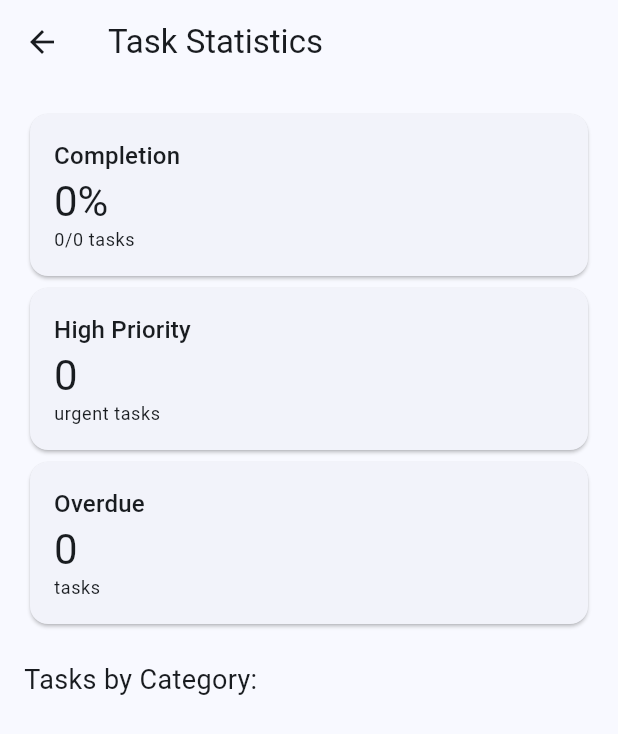
After one commit to pradeep-1200/Trackify, a Flutter app: the screen it shows after launch, after a tap on the "analytics" icon, on a phone screen of 412 x 824 dp. The commit adds this screen. Shown: the top 734 px of the screen. Run offline on Flutter 3.47's test engine with Material 3 defaults, Android fonts, the phone set to English and light mode, and no system bars.

Commit message:
feat: add due dates, task statistics screen with navigation, and proper dark theme support

```diff
--- a/lib/main.dart
+++ b/lib/main.dart
@@ -2,6 +2,7 @@ import 'package:flutter/material.dart';
 import 'models/task.dart';
 import 'widgets/filter_dialog.dart';
 import 'screens/pomodoro_screen.dart';
+import 'screens/stats_screen.dart';
 
 void main() => runApp(const TrackifyApp());
 
@@ -23,16 +24,15 @@ class _TrackifyAppState extends State<TrackifyApp> {
   Widget build(BuildContext context) {
     return MaterialApp(
       title: 'Trackify',
-      theme: _isDarkMode
-          ? ThemeData.dark().copyWith(useMaterial3: true)
-          : ThemeData.light().copyWith(
+      themeMode: _isDarkMode ? ThemeMode.dark : ThemeMode.light,
+      theme: ThemeData(
         useMaterial3: true,
         colorScheme: ColorScheme.fromSeed(
           seedColor: Colors.blue,
           brightness: Brightness.light,
         ),
       ),
-      darkTheme: ThemeData.dark().copyWith(
+      darkTheme: ThemeData(
         useMaterial3: true,
         colorScheme: ColorScheme.fromSeed(
           seedColor: Colors.blue,
@@ -68,6 +68,24 @@ class _TaskListScreenState extends State<TaskListScreen> {
   String _selectedPriority = 'Medium';
   String? _filterCategory;
   String? _filterPriority;
+  DateTime? _selectedDueDate;
+
+  Future<void> _selectDueDate(BuildContext context) async {
+    final DateTime? picked = await showDatePicker(
+      context: context,
+      initialDate: DateTime.now(),
+      firstDate: DateTime.now(),
+      lastDate: DateTime(2101),
+    );
+    if (picked != null) {
+      setState(() => _selectedDueDate = picked);
+    }
+  }
+
+  String _formatDate(DateTime? date) {
+    if (date == null) return 'No deadline';
+    return 'Due: ${date.day}/${date.month}/${date.year}';
+  }
 
   void _addTask() {
     if (_taskController.text.isEmpty) return;
@@ -79,9 +97,11 @@ class _TaskListScreenState extends State<TaskListScreen> {
           title: _taskController.text,
           category: _selectedCategory,
           priority: _selectedPriority,
+          dueDate: _selectedDueDate,
         ),
       );
       _taskController.clear();
+      _selectedDueDate = null;
     });
   }
 
@@ -131,6 +151,15 @@ class _TaskListScreenState extends State<TaskListScreen> {
           IconButton(
             icon: Icon(widget.isDarkMode ? Icons.light_mode : Icons.dark_mode),
             onPressed: widget.toggleTheme,
+          ),
+          IconButton(
+            icon: const Icon(Icons.analytics),
+            onPressed: () => Navigator.push(
+              context,
+              MaterialPageRoute(
+                builder: (context) => StatsScreen(tasks: _tasks),
+              ),
+            ),
           ),
           IconButton(
             icon: const Icon(Icons.timer),
@@ -206,6 +235,24 @@ class _TaskListScreenState extends State<TaskListScreen> {
                   ],
                 ),
                 const SizedBox(height: 10),
+                Row(
+                  children: [
+                    Expanded(
+                      child: OutlinedButton(
+                        onPressed: () => _selectDueDate(context),
+                        child: Text(_selectedDueDate == null
+                            ? 'Set Due Date'
+                            : 'Due: ${_formatDate(_selectedDueDate)}'),
+                      ),
+                    ),
+                    if (_selectedDueDate != null)
+                      IconButton(
+                        icon: const Icon(Icons.clear),
+                        onPressed: () => setState(() => _selectedDueDate = null),
+                      ),
+                  ],
+                ),
+                const SizedBox(height: 10),
                 ElevatedButton(
                   onPressed: _addTask,
                   child: const Text('Add Task'),
@@ -242,7 +289,10 @@ class _TaskListScreenState extends State<TaskListScreen> {
                       horizontal: 16, vertical: 4),
                   child: ListTile(
                     title: Text(task.title),
-                    subtitle: Row(
+                    subtitle: Column(
+                      crossAxisAlignment: CrossAxisAlignment.start,
+                      children: [
+                        Row(
                           children: [
                             Container(
                               padding: const EdgeInsets.symmetric(
@@ -261,6 +311,16 @@ class _TaskListScreenState extends State<TaskListScreen> {
                             ),
                             const SizedBox(width: 8),
                             Text(task.category),
+                          ],
+                        ),
+                        Text(
+                          _formatDate(task.dueDate),
+                          style: TextStyle(
+                            color: task.dueDate?.isBefore(DateTime.now()) ?? false
+                                ? Colors.red
+                                : Theme.of(context).textTheme.bodySmall?.color,
+                          ),
+                        ),
                       ],
                     ),
                     leading: Checkbox(
--- a/lib/models/task.dart
+++ b/lib/models/task.dart
@@ -3,6 +3,7 @@ class Task {
   final String title;
   final String category;
   final String priority;
+  final DateTime? dueDate;
   bool isCompleted;
 
   Task({
@@ -10,6 +11,7 @@ class Task {
     required this.title,
     required this.category,
     required this.priority,
+    this.dueDate,
     this.isCompleted = false,
   });
 }
--- /dev/null
+++ b/lib/screens/stats_screen.dart
@@ -0,0 +1,87 @@
+import 'package:flutter/material.dart';
+import 'package:collection/collection.dart';
+import '../models/task.dart';
+
+class StatsScreen extends StatelessWidget {
+  final List<Task> tasks;
+
+  const StatsScreen({super.key, required this.tasks});
+
+  @override
+  Widget build(BuildContext context) {
+    final completedCount = tasks.where((t) => t.isCompleted).length;
+    final highPriorityCount = tasks.where((t) => t.priority == 'High').length;
+
+    final categoryCounts = <String, int>{};
+    for (final task in tasks) {
+      categoryCounts[task.category] = (categoryCounts[task.category] ?? 0) + 1;
+    }
+
+    final overdueCount = tasks.where((t) =>
+        t.dueDate != null && t.dueDate!.isBefore(DateTime.now())).length;
+
+    return Scaffold(
+      appBar: AppBar(title: const Text('Task Statistics')),
+      body: Padding(
+        padding: const EdgeInsets.all(16.0),
+        child: Column(
+          crossAxisAlignment: CrossAxisAlignment.stretch,
+          children: [
+            _StatCard(
+              title: 'Completion',
+              value: '${tasks.isEmpty ? 0 : (completedCount / tasks.length * 100).toStringAsFixed(1)}%',
+              subtitle: '$completedCount/${tasks.length} tasks',
+            ),
+            _StatCard(
+              title: 'High Priority',
+              value: highPriorityCount.toString(),
+              subtitle: 'urgent tasks',
+            ),
+            _StatCard(
+              title: 'Overdue',
+              value: overdueCount.toString(),
+              subtitle: 'tasks',
+            ),
+            const SizedBox(height: 20),
+            const Text('Tasks by Category:', style: TextStyle(fontSize: 18)),
+            ...categoryCounts.entries.map(
+              (e) => ListTile(
+                title: Text(e.key),
+                trailing: Text(e.value.toString()),
+              ),
+            ),
+          ],
+        ),
+      ),
+    );
+  }
+}
+
+class _StatCard extends StatelessWidget {
+  final String title;
+  final String value;
+  final String subtitle;
+
+  const _StatCard({
+    required this.title,
+    required this.value,
+    required this.subtitle,
+  });
+
+  @override
+  Widget build(BuildContext context) {
+    return Card(
+      child: Padding(
+        padding: const EdgeInsets.all(16.0),
+        child: Column(
+          crossAxisAlignment: CrossAxisAlignment.start,
+          children: [
+            Text(title, style: Theme.of(context).textTheme.titleMedium),
+            Text(value, style: Theme.of(context).textTheme.headlineMedium),
+            Text(subtitle, style: Theme.of(context).textTheme.bodySmall),
+          ],
+        ),
+      ),
+    );
+  }
+}
--- a/pubspec.yaml
+++ b/pubspec.yaml
@@ -30,6 +30,7 @@ environment:
 dependencies:
   flutter:
     sdk: flutter
+  collection: ^1.17.0
 
   # The following adds the Cupertino Icons font to your application.
   # Use with the CupertinoIcons class for iOS style icons.
```
Also changed, not shown: pubspec.lock. Lines whose indentation alone changed are shown as unchanged.
